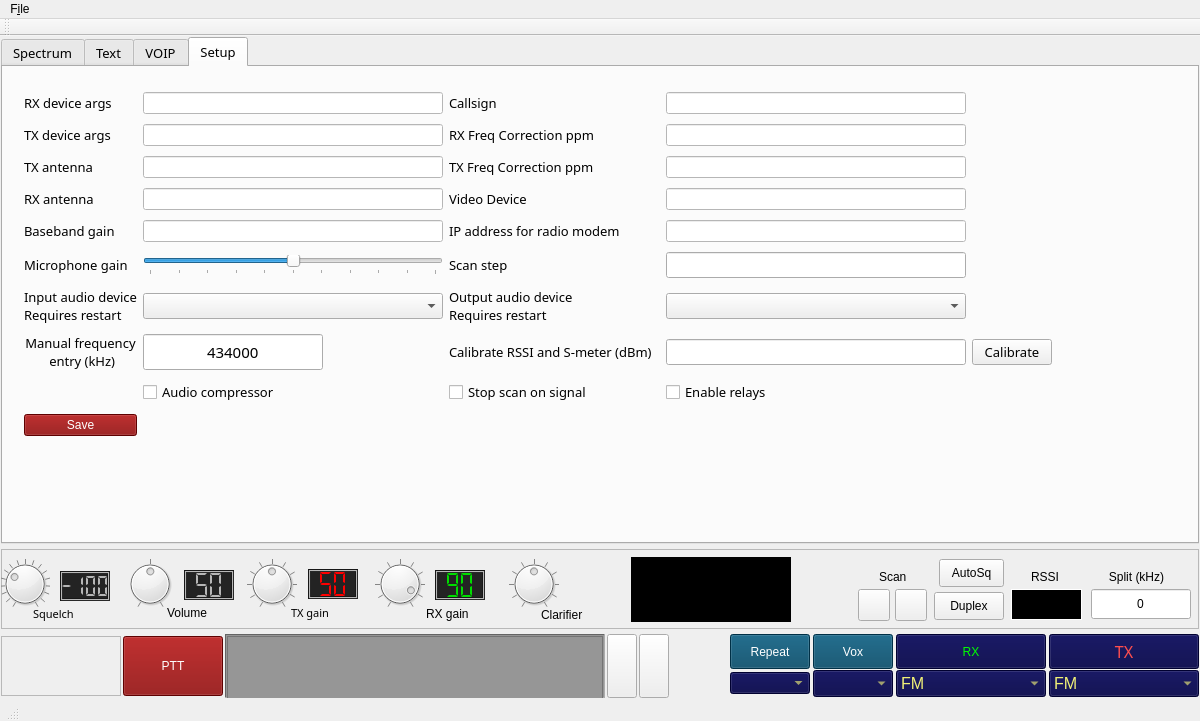
qradiolink/qradiolink, file mainwindow.ui: the form before one commit.
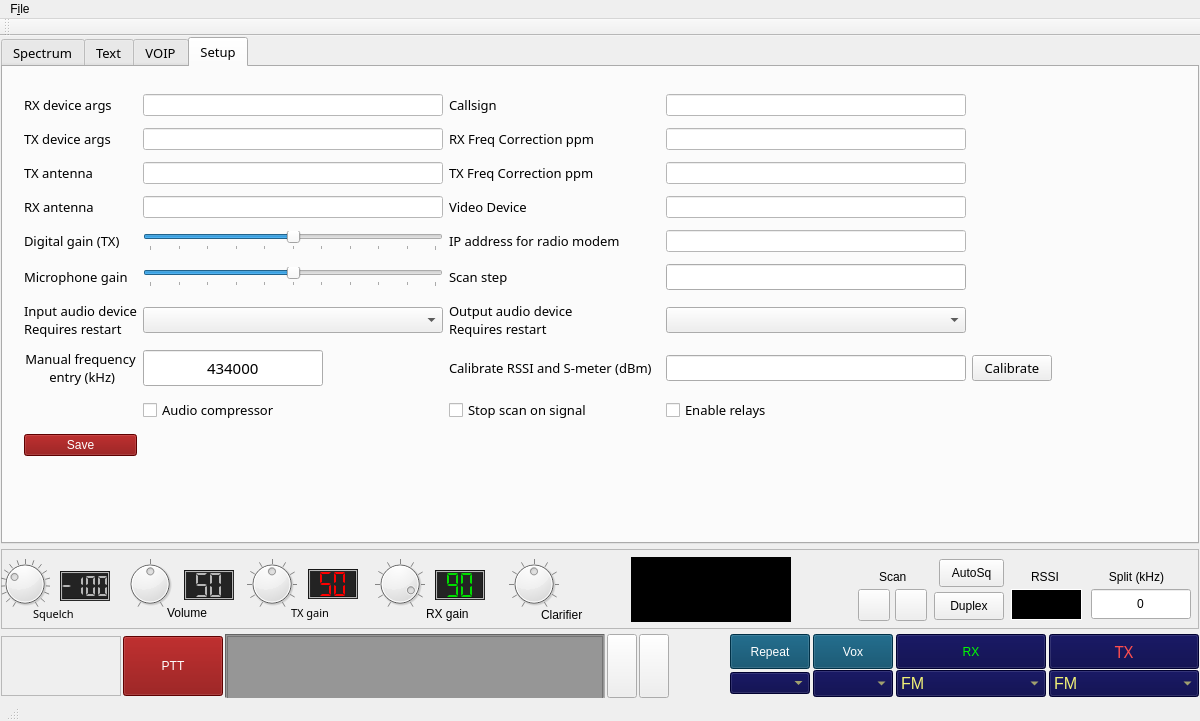
The form after the commit. The open tabs and pages were chosen to show the change. Icons and pictures are not drawn. Custom widgets are drawn as their Qt base class.

Commit message: Add digital gain setting

Diff of the .ui file:
```diff
--- a/mainwindow.ui
+++ b/mainwindow.ui
@@ -96,7 +96,7 @@
 </string>
         </property>
         <property name="currentIndex">
-         <number>0</number>
+         <number>3</number>
         </property>
         <property name="iconSize">
          <size>
@@ -2050,7 +2050,7 @@
             <x>10</x>
             <y>10</y>
             <width>1050</width>
-            <height>375</height>
+            <height>405</height>
            </rect>
           </property>
           <layout class="QGridLayout" name="gridLayout_5">
@@ -2089,34 +2089,13 @@
              </property>
             </widget>
            </item>
-           <item row="9" column="1">
+           <item row="10" column="1">
             <widget class="QCheckBox" name="checkBoxAudioCompressor">
              <property name="text">
               <string>Audio compressor</string>
              </property>
             </widget>
            </item>
-           <item row="5" column="1">
-            <widget class="QLineEdit" name="lineEditBBgain">
-             <property name="sizePolicy">
-              <sizepolicy hsizetype="Fixed" vsizetype="Fixed">
-               <horstretch>0</horstretch>
-               <verstretch>0</verstretch>
-              </sizepolicy>
-             </property>
-             <property name="minimumSize">
-              <size>
-               <width>300</width>
-               <height>0</height>
-              </size>
-             </property>
-             <property name="styleSheet">
-              <string notr="true">background-color: rgb(255, 255, 255);
-color: rgb(0, 0, 61);
-font: 10pt &quot;Sans Serif&quot;;</string>
-             </property>
-            </widget>
-           </item>
            <item row="7" column="3">
             <widget class="QComboBox" name="audioOutputComboBox"/>
            </item>
@@ -2195,13 +2174,6 @@
              </property>
             </widget>
            </item>
-           <item row="4" column="0">
-            <widget class="QLabel" name="label_6">
-             <property name="text">
-              <string>RX antenna</string>
-             </property>
-            </widget>
-           </item>
            <item row="0" column="3">
             <widget class="QLineEdit" name="lineEditCallsign">
              <property name="sizePolicy">
@@ -2226,7 +2198,14 @@
              </property>
             </widget>
            </item>
-           <item row="8" column="3">
+           <item row="4" column="0">
+            <widget class="QLabel" name="label_6">
+             <property name="text">
+              <string>RX antenna</string>
+             </property>
+            </widget>
+           </item>
+           <item row="9" column="3">
             <widget class="QLineEdit" name="rssiCalibrateEdit">
              <property name="toolTip">
               <string>Enter calibration value for known signal</string>
@@ -2289,7 +2268,7 @@
              </property>
             </widget>
            </item>
-           <item row="8" column="1">
+           <item row="9" column="1">
             <widget class="QLineEdit" name="frequencyEdit">
              <property name="sizePolicy">
               <sizepolicy hsizetype="Fixed" vsizetype="Fixed">
@@ -2348,7 +2327,7 @@
              </property>
             </widget>
            </item>
-           <item row="9" column="3">
+           <item row="10" column="3">
             <widget class="QCheckBox" name="checkBoxRelays">
              <property name="text">
               <string>Enable relays</string>
@@ -2358,7 +2337,7 @@
            <item row="7" column="1">
             <widget class="QComboBox" name="audioInputComboBox"/>
            </item>
-           <item row="9" column="2">
+           <item row="10" column="2">
             <widget class="QCheckBox" name="checkBoxStopScan">
              <property name="toolTip">
               <string>Unchecked will delay for 5 seconds</string>
@@ -2409,7 +2388,7 @@
              </property>
             </widget>
            </item>
-           <item row="10" column="0">
+           <item row="11" column="0">
             <widget class="QPushButton" name="saveOptionsButton">
              <property name="toolTip">
               <string>Save settings</string>
@@ -2461,14 +2440,7 @@
              </property>
             </widget>
            </item>
-           <item row="5" column="0">
-            <widget class="QLabel" name="label_19">
-             <property name="text">
-              <string>Baseband gain</string>
-             </property>
-            </widget>
-           </item>
-           <item row="8" column="0">
+           <item row="9" column="0">
             <widget class="QLabel" name="label_21">
              <property name="text">
               <string>Manual frequency
@@ -2507,20 +2479,52 @@
              </property>
             </widget>
            </item>
-           <item row="8" column="4">
+           <item row="9" column="4">
             <widget class="QPushButton" name="rssiCalibrateButton">
              <property name="text">
               <string>Calibrate</string>
              </property>
             </widget>
            </item>
-           <item row="8" column="2">
+           <item row="9" column="2">
             <widget class="QLabel" name="label_34">
              <property name="text">
               <string>Calibrate RSSI and S-meter (dBm)</string>
              </property>
             </widget>
            </item>
+           <item row="5" column="0">
+            <widget class="QLabel" name="label_36">
+             <property name="text">
+              <string>Digital gain (TX)</string>
+             </property>
+            </widget>
+           </item>
+           <item row="5" column="1">
+            <widget class="QSlider" name="digitalGainSlider">
+             <property name="minimum">
+              <number>0</number>
+             </property>
+             <property name="maximum">
+              <number>10</number>
+             </property>
+             <property name="pageStep">
+              <number>1</number>
+             </property>
+             <property name="value">
+              <number>5</number>
+             </property>
+             <property name="orientation">
+              <enum>Qt::Horizontal</enum>
+             </property>
+             <property name="tickPosition">
+              <enum>QSlider::TicksBelow</enum>
+             </property>
+             <property name="tickInterval">
+              <number>1</number>
+             </property>
+            </widget>
+           </item>
           </layout>
          </widget>
         </widget>
```
The commit also changes 23 other files.
